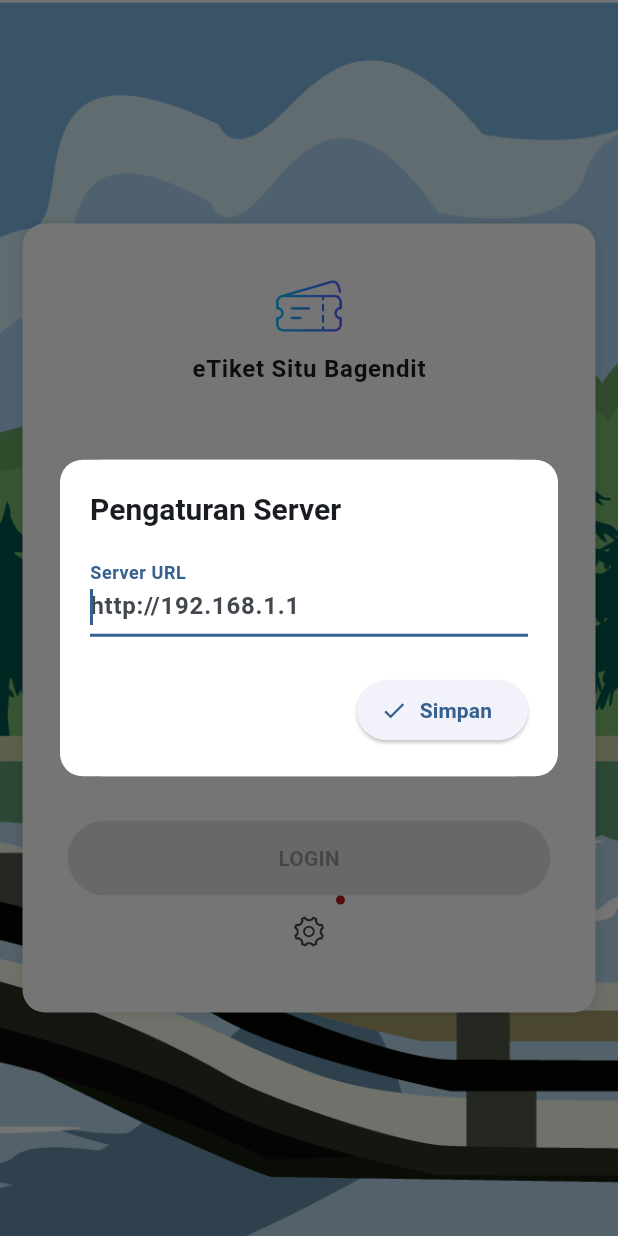
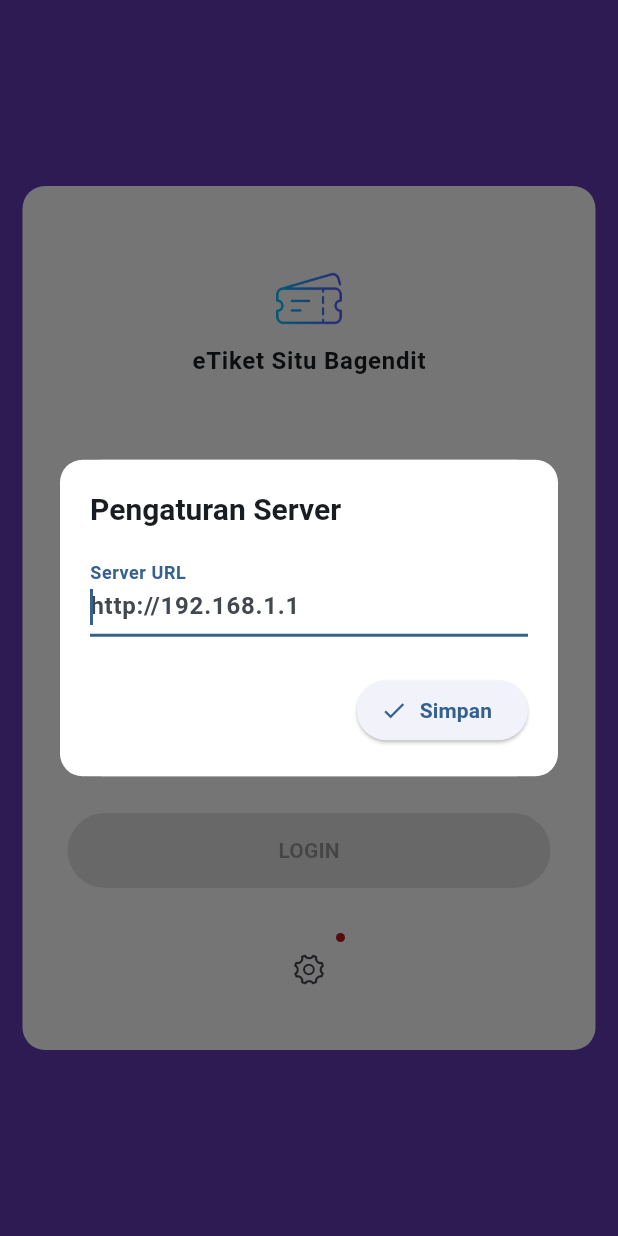
Before and after one commit to ikbalmoh/tik-at-app, a Flutter app: the screen it shows after launch, on a phone screen of 412 x 824 dp. Run offline on Flutter 3.47's test engine with Material 3 defaults, Android fonts, the phone set to English and light mode, and no system bars; our stand-ins replace device_info_plus, dio, equatable, get, get_storage, responsive_framework; missing offline and left inert: bluetooth_print.

```diff
--- a/lib/components/settings/api_config.dart
+++ b/lib/components/settings/api_config.dart
@@ -20,6 +20,11 @@ class _ApiConfigState extends State<ApiConfig> {
   @override
   void initState() {
     urlController.text = controller.api;
+    if (controller.api.isNotEmpty) {
+      setState(() {
+        error = '';
+      });
+    }
     super.initState();
   }
 
@@ -103,7 +108,9 @@ class _ApiConfigState extends State<ApiConfig> {
                         ? const SizedBox(
                             height: 10,
                             width: 10,
-                            child: CircularProgressIndicator(),
+                            child: CircularProgressIndicator(
+                              strokeWidth: 2,
+                            ),
                           )
                         : const Icon(Icons.check),
                     label: const Text('Simpan'),
--- a/lib/models/ticket.dart
+++ b/lib/models/ticket.dart
@@ -20,7 +20,7 @@ class Ticket {
         name = json['name']?.toString() ?? '',
         description = json['description']?.toString() ?? '',
         color = Color(json['color']),
-        price = json['price'] ?? 0;
+        price = double.tryParse(json['price'].toString()) ?? 0.0;
 
   Map<String, dynamic> toJson() =>
       {'id': id, 'name': name, 'description': description, 'price': price};
--- a/lib/modules/setting/setting.dart
+++ b/lib/modules/setting/setting.dart
@@ -1,3 +1,4 @@
 export 'setting_binding.dart';
 export 'setting_controller.dart';
 export 'setting_service.dart';
+export 'setting_state.dart';
--- /dev/null
+++ b/lib/modules/setting/setting_state.dart
@@ -0,0 +1,29 @@
+import 'package:equatable/equatable.dart';
+import 'package:bluetooth_print/bluetooth_print_model.dart';
+
+class PrinterState extends Equatable {
+  const PrinterState();
+
+  @override
+  List<Object> get props => [];
+}
+
+class PrinterNotSelected extends PrinterState {}
+
+class PrinterConnecting extends PrinterState {
+  final BluetoothDevice device;
+
+  const PrinterConnecting({required this.device});
+
+  @override
+  List<Object> get props => [device];
+}
+
+class PrinterConnected extends PrinterState {
+  final BluetoothDevice device;
+
+  const PrinterConnected({required this.device});
+
+  @override
+  List<Object> get props => [device];
+}
--- a/lib/screens/home/components/checkout_dialog.dart
+++ b/lib/screens/home/components/checkout_dialog.dart
@@ -255,8 +255,9 @@ class _CheckoutDialogState extends State<CheckoutDialog> {
                               height: 10,
                               width: 10,
                               child: Center(
-                                child:
-                                    CircularProgressIndicator(strokeWidth: 5),
+                                child: CircularProgressIndicator(
+                                  strokeWidth: 2,
+                                ),
                               ),
                             )
                           : const Icon(
--- a/lib/screens/login/_login_form.dart
+++ b/lib/screens/login/_login_form.dart
@@ -3,6 +3,7 @@ import 'package:flutter/material.dart';
 import 'package:get/get.dart';
 import 'package:tik_at_app/modules/auth/auth.dart';
 import 'package:tik_at_app/modules/setting/setting_controller.dart';
+import 'package:responsive_framework/responsive_framework.dart';
 
 class LoginForm extends StatefulWidget {
   const LoginForm({Key? key}) : super(key: key);
@@ -53,25 +54,31 @@ class _LoginFormState extends State<LoginForm> {
   @override
   Widget build(BuildContext context) {
     final TextTheme textTheme = Theme.of(context).textTheme;
+    bool isMobile = ResponsiveBreakpoints.of(context).isMobile;
+
     return Obx(
       () => Container(
-        decoration: const BoxDecoration(
+        decoration: BoxDecoration(
           color: Colors.white,
-          borderRadius: BorderRadius.all(Radius.circular(15)),
+          borderRadius: const BorderRadius.all(Radius.circular(15)),
           boxShadow: [
             BoxShadow(
-              blurRadius: 5,
+              blurRadius: isMobile ? 0 : 5,
               color: Colors.black12,
             )
           ],
         ),
-        child: Padding(
         padding: const EdgeInsets.all(30.0),
         child: Column(
-            mainAxisAlignment: MainAxisAlignment.center,
+          mainAxisAlignment: MainAxisAlignment.end,
           crossAxisAlignment: CrossAxisAlignment.center,
+          mainAxisSize: MainAxisSize.min,
           children: [
-              const Spacer(),
+            isMobile
+                ? const SizedBox(
+                    height: 20,
+                  )
+                : const Spacer(),
             Image.asset(
               'assets/images/ticket.png',
               height: 50,
@@ -79,8 +86,7 @@ class _LoginFormState extends State<LoginForm> {
             const SizedBox(height: 5),
             Text(
               'eTiket Situ Bagendit',
-                style:
-                    textTheme.bodyLarge?.copyWith(fontWeight: FontWeight.bold),
+              style: textTheme.bodyLarge?.copyWith(fontWeight: FontWeight.bold),
             ),
             const SizedBox(height: 50),
             Text(
@@ -131,11 +137,14 @@ class _LoginFormState extends State<LoginForm> {
                       settingController.api.isEmpty
                   ? null
                   : () => _onLogin(context),
-                child: Text(authController.state is AuthLoading
-                    ? 'LOGIN ...'
-                    : 'LOGIN'),
+              child: Text(
+                  authController.state is AuthLoading ? 'LOGIN ...' : 'LOGIN'),
             ),
-              const Spacer(),
+            isMobile
+                ? const SizedBox(
+                    height: 30,
+                  )
+                : const Spacer(),
             Badge(
               isLabelVisible: settingController.api.isEmpty,
               child: IconButton(
@@ -148,7 +157,6 @@ class _LoginFormState extends State<LoginForm> {
           ],
         ),
       ),
-      ),
     );
   }
 }
--- a/lib/screens/login/login.dart
+++ b/lib/screens/login/login.dart
@@ -8,25 +8,27 @@ class Login extends StatelessWidget {
   @override
   Widget build(BuildContext context) {
     return Scaffold(
-      body: Stack(
+      resizeToAvoidBottomInset: false,
+      backgroundColor: Colors.deepPurple,
+      body: ResponsiveBreakpoints.of(context).isMobile
+          ? const Padding(
+              padding: EdgeInsets.all(15),
+              child: Column(
+                mainAxisAlignment: MainAxisAlignment.center,
+                children: [LoginForm()],
+              ),
+            )
+          : Stack(
               children: [
                 Container(
                   decoration: const BoxDecoration(
                     image: DecorationImage(
-                  image: AssetImage('assets/images/bg.png'), fit: BoxFit.cover),
+                      image: AssetImage('assets/images/bg.png'),
+                      fit: BoxFit.cover,
                     ),
                   ),
-          ResponsiveBreakpoints.of(context).isMobile
-              ? const Column(
-                  mainAxisAlignment: MainAxisAlignment.center,
-                  children: [
-                    Padding(
-                      padding: EdgeInsets.all(15),
-                      child: LoginForm(),
                 ),
-                  ],
-                )
-              : const Positioned(
+                const Positioned(
                   right: 15,
                   top: 15,
                   bottom: 15,
--- a/pubspec.yaml
+++ b/pubspec.yaml
@@ -42,8 +42,8 @@ dependencies:
   dio: ^5.4.0
   get_storage: ^2.1.1
   equatable: ^2.0.5
-  flutter_hooks: ^0.20.3
   intl: ^0.19.0
+  bluetooth_print: ^4.3.0
 
 dev_dependencies:
   flutter_test:
```
Also changed, not shown: lib/components/custom_appbar.dart (+55 -54 lines), lib/components/settings/printer_manager.dart (added, +144 -0 lines), lib/modules/auth/auth_controller.dart (+5 -2 lines), lib/modules/setting/setting_controller.dart (+109 -2 lines), lib/modules/ticket/ticket_controller.dart (+5 -2 lines), lib/screens/home/home.dart (+10 -0 lines), pubspec.lock, 3 other files. Lines whose indentation alone changed are shown as unchanged.
